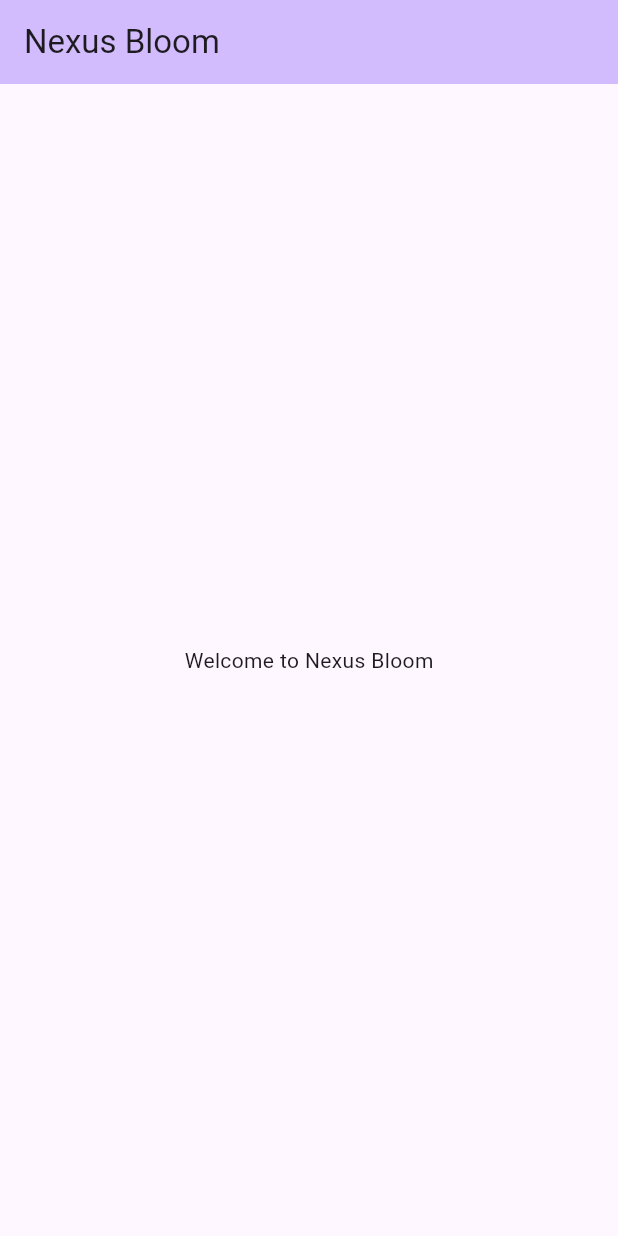
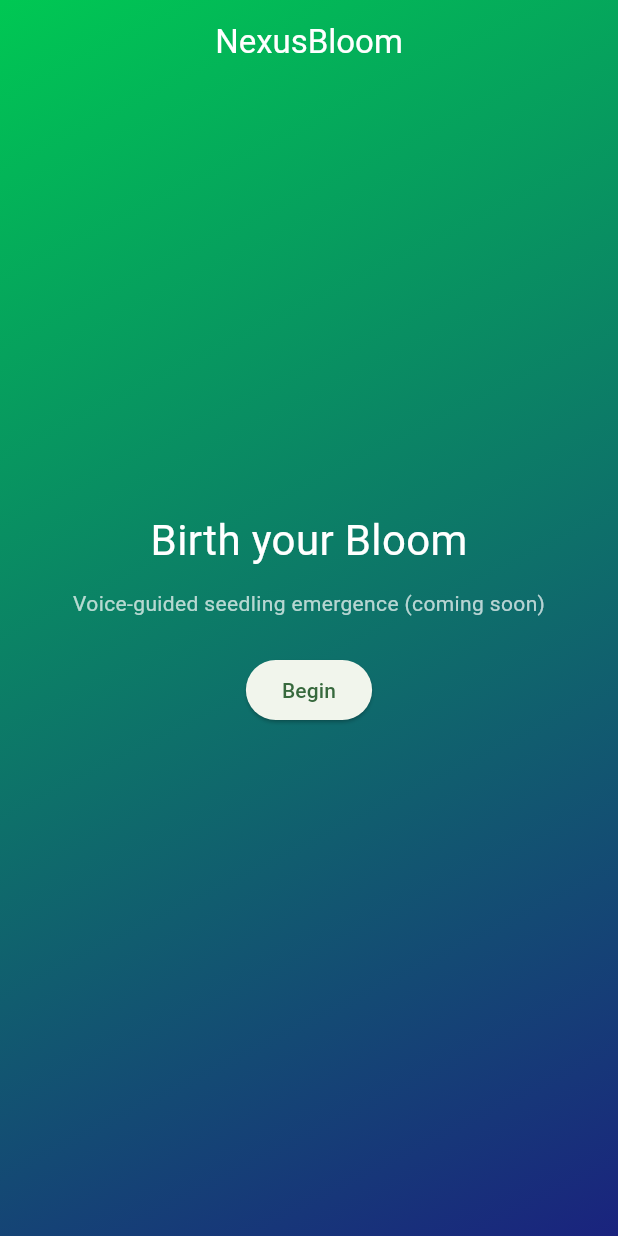
Before and after one commit to insidious88657/nexus_bloom, a Flutter app: the screen it shows after launch, on a phone screen of 412 x 824 dp. Run offline on Flutter 3.47's test engine with Material 3 defaults, Android fonts, the phone set to English and light mode, and no system bars; our stand-ins replace flutter_riverpod; missing offline and left inert: flame.

Commit message:
UI scaffold: Living Neural Garden + core screens
- Riverpod wired app shell with organic gradient theme
- Onboarding (seedling birth CTA), Home (pulsing orb + Flame overlay), Journal, Federation Hub, Settings with animated toggles
- Minimal Flame-based particle backdrop (SimpleBloomGame)
- Routing wired via named routes
- Analyzer clean; all tests passing

Co-Authored-By: Warp <agent@warp.dev>

```diff
--- a/app/lib/main.dart
+++ b/app/lib/main.dart
@@ -1,40 +1,48 @@
+// WARP_PROMPT: Basic Flutter app setup with Riverpod, MaterialApp, custom theme with organic gradients and animations.
+
 import 'package:flutter/material.dart';
+import 'package:flutter_riverpod/flutter_riverpod.dart';
+import 'screens/home_screen.dart';
+import 'screens/onboarding_screen.dart';
+import 'screens/journal_screen.dart';
+import 'screens/federation_hub_screen.dart';
+import 'screens/settings_screen.dart';
 
 void main() {
-  runApp(const MyApp());
+  runApp(const ProviderScope(child: NexusBloomApp()));
 }
 
-class MyApp extends StatelessWidget {
-  const MyApp({super.key});
+class NexusBloomApp extends StatelessWidget {
+  const NexusBloomApp({super.key});
 
   @override
   Widget build(BuildContext context) {
+    const gradient = LinearGradient(
+      colors: [Color(0xFF00C853), Color(0xFF1A237E)], // emerald -> indigo
+      begin: Alignment.topLeft,
+      end: Alignment.bottomRight,
+    );
+
     return MaterialApp(
-      title: 'Nexus Bloom',
+      title: 'NexusBloom',
       theme: ThemeData(
-        colorScheme: ColorScheme.fromSeed(seedColor: Colors.deepPurple),
         useMaterial3: true,
+        colorScheme: ColorScheme.fromSeed(seedColor: const Color(0xFF00C853)),
+        scaffoldBackgroundColor: Colors.black,
+        textTheme: const TextTheme(
+          headlineMedium: TextStyle(color: Colors.white, fontWeight: FontWeight.w600),
+          bodyMedium: TextStyle(color: Colors.white70),
+        ),
+        appBarTheme: const AppBarTheme(backgroundColor: Colors.transparent, foregroundColor: Colors.white, centerTitle: true, elevation: 0),
       ),
-      home: const MyHomePage(title: 'Nexus Bloom'),
+      debugShowCheckedModeBanner: false,
+      home: const OnboardingScreen(gradient: gradient),
+      routes: {
+        HomeScreen.route: (_) => const HomeScreen(gradient: gradient),
+        JournalScreen.route: (_) => const JournalScreen(),
+        FederationHubScreen.route: (_) => const FederationHubScreen(),
+        SettingsScreen.route: (_) => const SettingsScreen(),
+      },
     );
   }
 }
-
-class MyHomePage extends StatelessWidget {
-  const MyHomePage({super.key, required this.title});
-
-  final String title;
-
-  @override
-  Widget build(BuildContext context) {
-    return Scaffold(
-      appBar: AppBar(
-        backgroundColor: Theme.of(context).colorScheme.inversePrimary,
-        title: Text(title),
-      ),
-      body: const Center(
-        child: Text('Welcome to Nexus Bloom'),
-      ),
-    );
-  }
-}
--- /dev/null
+++ b/app/lib/screens/onboarding_screen.dart
@@ -0,0 +1,34 @@
+import 'package:flutter/material.dart';
+import 'home_screen.dart';
+
+class OnboardingScreen extends StatelessWidget {
+  static const route = '/onboarding';
+  final LinearGradient gradient;
+  const OnboardingScreen({super.key, required this.gradient});
+
+  @override
+  Widget build(BuildContext context) {
+    return Scaffold(
+      extendBodyBehindAppBar: true,
+      appBar: AppBar(title: const Text('NexusBloom')),
+      body: DecoratedBox(
+        decoration: BoxDecoration(gradient: gradient),
+        child: Center(
+          child: Column(
+            mainAxisSize: MainAxisSize.min,
+            children: [
+              const Text('Birth your Bloom', style: TextStyle(fontSize: 28, color: Colors.white)),
+              const SizedBox(height: 12),
+              const Text('Voice-guided seedling emergence (coming soon)', style: TextStyle(color: Colors.white70)),
+              const SizedBox(height: 24),
+              ElevatedButton(
+                onPressed: () => Navigator.pushReplacementNamed(context, HomeScreen.route),
+                child: const Text('Begin'),
+              )
+            ],
+          ),
+        ),
+      ),
+    );
+  }
+}
```
Also changed, not shown: app/lib/screens/federation_hub_screen.dart (added, +76 -0 lines), app/lib/screens/home_screen.dart (added, +60 -0 lines), app/lib/screens/journal_screen.dart (added, +51 -0 lines), app/lib/screens/settings_screen.dart (added, +75 -0 lines), app/lib/widgets/pulsing_orb.dart (added, +42 -0 lines), app/lib/widgets/simple_bloom_game.dart (added, +45 -0 lines).
